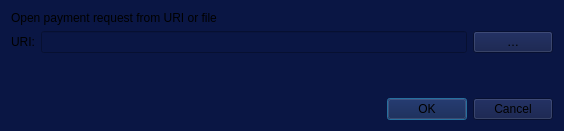
digibyte/digibyte, file src/qt/forms/openuridialog.ui: the form before one commit.
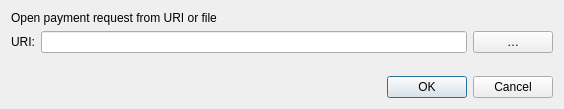
The form after the commit. Custom widgets are drawn as their Qt base class.

What changed in the file:
```diff
--- a/src/qt/forms/openuridialog.ui
+++ b/src/qt/forms/openuridialog.ui
@@ -7,15 +7,12 @@
     <x>0</x>
     <y>0</y>
     <width>564</width>
-    <height>131</height>
+    <height>109</height>
    </rect>
   </property>
   <property name="windowTitle">
    <string>Open URI</string>
   </property>
-  <property name="styleSheet">
-   <string notr="true">background-color: rgb(10, 22, 68);</string>
-  </property>
   <layout class="QVBoxLayout" name="verticalLayout">
    <item>
     <widget class="QLabel" name="label_2">
```
